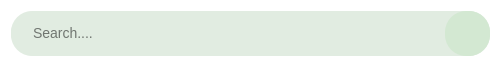
Above: ui/Search/search.ui from YousefAdel777/ChatAppGUI before the change. Below: the same form after it.
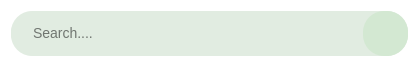
That is the form after the change. Icons and pictures are not drawn.

What changed in the file:
```diff
--- a/ui/Search/search.ui
+++ b/ui/Search/search.ui
@@ -6,7 +6,7 @@
    <rect>
     <x>0</x>
     <y>0</y>
-    <width>501</width>
+    <width>419</width>
     <height>67</height>
    </rect>
   </property>
@@ -22,7 +22,6 @@
   <property name="styleSheet">
    <string notr="true">padding-left: 20px;
 padding-right: 20px;
-border: transparent;
 background: transparent;</string>
   </property>
   <layout class="QGridLayout" name="gridLayout_2">
```
